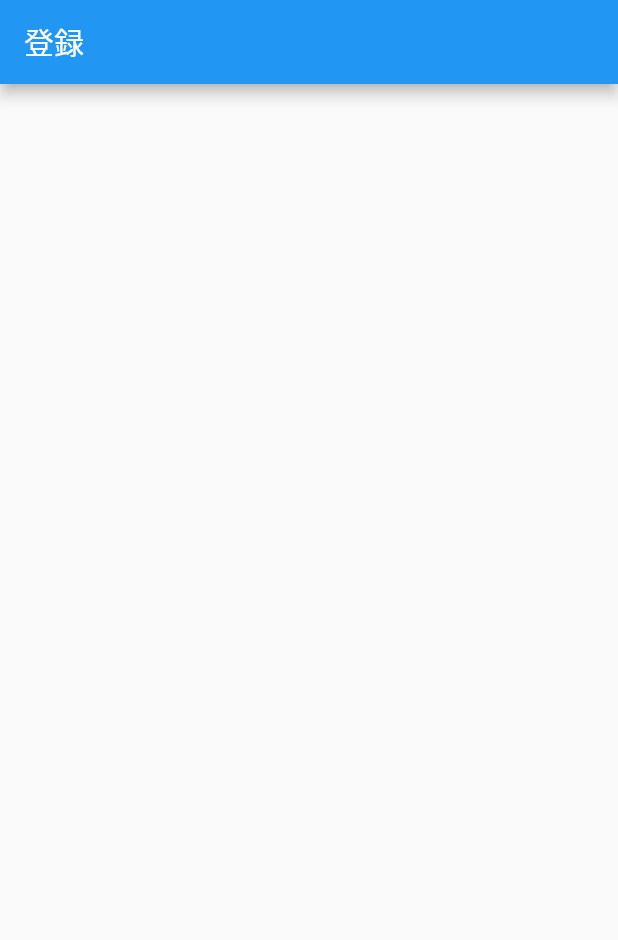
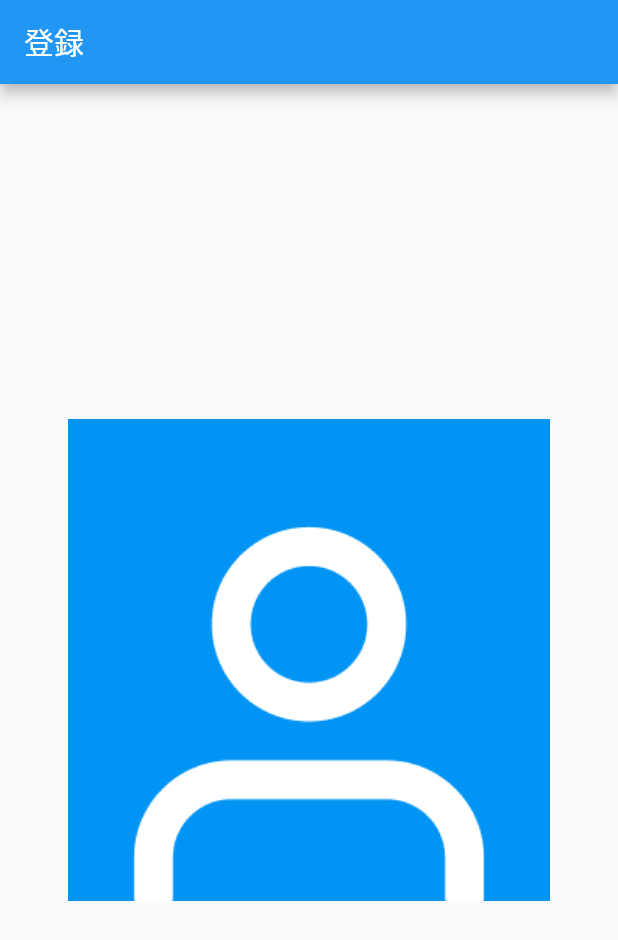
Before and after one commit to dshukertjr/chat, a Flutter app: the screen it shows after launch, on a phone screen of 412 x 824 dp. Shown: the top 940 px of the screen. Run offline on Flutter 3.47's test engine with Material 2 defaults, Android fonts, the phone set to English and light mode, and no system bars.

```diff
--- a/lib/pages/edit_profile_page.dart
+++ b/lib/pages/edit_profile_page.dart
@@ -7,6 +7,9 @@ class EditProfilePage extends StatelessWidget {
       appBar: AppBar(
         title: const Text('登録'),
       ),
+      body: Center(
+        child: Image.asset('assets/images/user.png'),
+      ),
     );
   }
 }
--- a/pubspec.yaml
+++ b/pubspec.yaml
@@ -20,4 +20,6 @@ dev_dependencies:
     sdk: flutter
 
 flutter:
+  assets:
+    - assets/images/
   uses-material-design: true
```
Also changed, not shown: assets/images/user.png (added).
